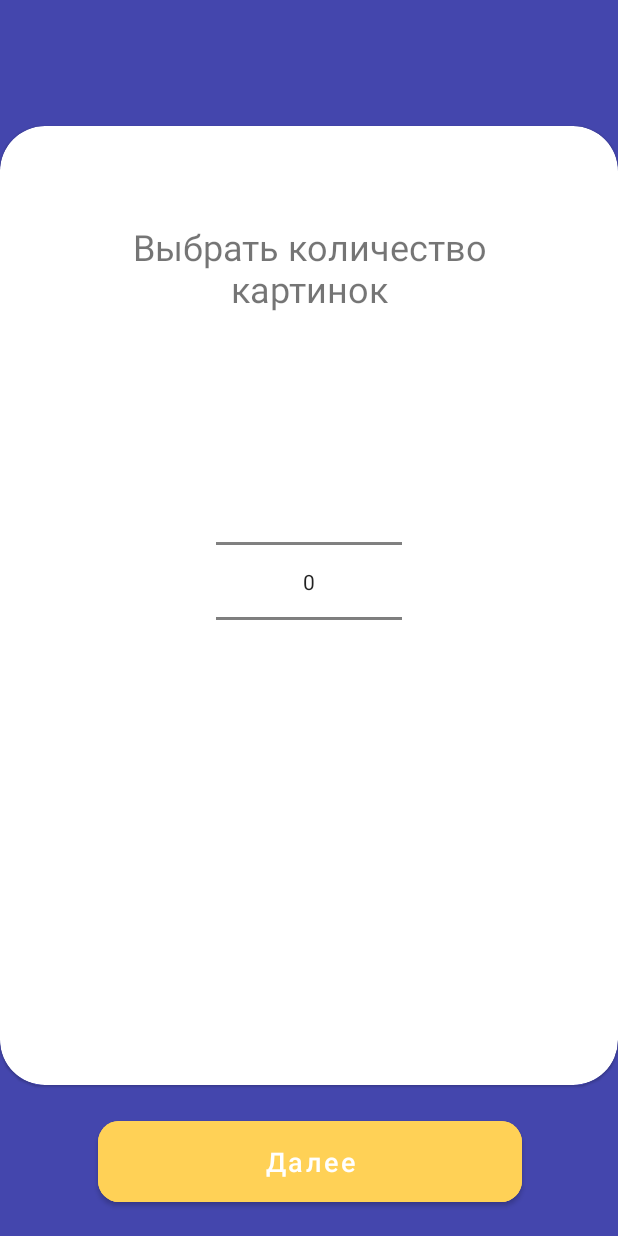
After one commit to RenHeyzer/IntellectMemory, an Android app: the layout fragment_picture_play_amount.xml on its own in the app's theme, with its tools: preview values and no code run, on a phone screen of 412 x 824 dp. The commit adds this screen. Run offline under Robolectric (Android 15) with nearby library versions, the phone set to English and light mode, and no system bars.

Commit message:
updated layout

```diff
--- /dev/null
+++ b/app/src/main/res/drawable/ic_baseline_arrow_back_24.xml
@@ -0,0 +1,5 @@
+<vector android:autoMirrored="true" android:height="24dp"
+    android:tint="#1F1F1F" android:viewportHeight="24"
+    android:viewportWidth="24" android:width="24dp" xmlns:android="http://schemas.android.com/apk/res/android">
+    <path android:fillColor="@android:color/white" android:pathData="M20,11H7.83l5.59,-5.59L12,4l-8,8 8,8 1.41,-1.41L7.83,13H20v-2z"/>
+</vector>
--- /dev/null
+++ b/app/src/main/res/layout/fragment_picture_play_amount.xml
@@ -0,0 +1,159 @@
+<?xml version="1.0" encoding="utf-8"?>
+<androidx.constraintlayout.widget.ConstraintLayout xmlns:android="http://schemas.android.com/apk/res/android"
+    xmlns:app="http://schemas.android.com/apk/res-auto"
+    xmlns:tools="http://schemas.android.com/tools"
+    android:layout_width="match_parent"
+    android:layout_height="match_parent"
+    android:background="@color/blue_dark"
+    tools:context=".presentation.ui.fragments.picture.game.PicturePlayAmount">
+
+    <androidx.constraintlayout.widget.Guideline
+        android:id="@+id/horizontal_guid_top"
+        android:layout_width="0dp"
+        android:layout_height="0dp"
+        android:orientation="horizontal"
+        app:layout_constraintGuide_percent="0.09" />
+
+    <androidx.constraintlayout.widget.Guideline
+        android:id="@+id/horizontal_guid_bottom"
+        android:layout_width="0dp"
+        android:layout_height="0dp"
+        android:orientation="horizontal"
+        app:layout_constraintGuide_percent="0.89" />
+
+    <com.google.android.material.card.MaterialCardView
+        android:layout_width="0dp"
+        android:layout_height="0dp"
+        android:layout_marginTop="10dp"
+        android:layout_marginBottom="10dp"
+        app:cardCornerRadius="30dp"
+        app:layout_constraintBottom_toTopOf="@id/horizontal_guid_bottom"
+        app:layout_constraintLeft_toLeftOf="parent"
+        app:layout_constraintRight_toRightOf="parent"
+        app:layout_constraintTop_toBottomOf="@id/horizontal_guid_top">
+
+
+        <androidx.constraintlayout.widget.ConstraintLayout
+            android:layout_width="match_parent"
+            android:layout_height="match_parent">
+
+            <androidx.constraintlayout.widget.Guideline
+                android:id="@+id/guideLine_horizontal_top_header"
+                android:layout_width="wrap_content"
+                android:layout_height="wrap_content"
+                android:orientation="horizontal"
+                app:layout_constraintGuide_percent="0.10" />
+
+            <androidx.constraintlayout.widget.Guideline
+                android:id="@+id/guideLine_top_picker"
+                android:layout_width="wrap_content"
+                android:layout_height="wrap_content"
+                android:orientation="horizontal"
+                app:layout_constraintGuide_percent="0.35" />
+
+
+            <androidx.constraintlayout.widget.Guideline
+                android:id="@+id/guideline_left_vertical"
+                android:layout_width="wrap_content"
+                android:layout_height="wrap_content"
+                android:orientation="vertical"
+                app:layout_constraintGuide_percent="0.10" />
+
+            <androidx.constraintlayout.widget.Guideline
+                android:id="@+id/guideline_right_vertical"
+                android:layout_width="wrap_content"
+                android:layout_height="wrap_content"
+                android:orientation="vertical"
+                app:layout_constraintGuide_percent="0.90" />
+
+            <androidx.constraintlayout.widget.Guideline
+                android:id="@+id/guideline_bottom_picker"
+                android:layout_width="wrap_content"
+                android:layout_height="wrap_content"
+                android:orientation="horizontal"
+                app:layout_constraintGuide_percent="0.6" />
+
+
+            <androidx.constraintlayout.widget.Guideline
+                android:id="@+id/guideline_left_picker"
+                android:layout_width="wrap_content"
+                android:layout_height="wrap_content"
+                android:orientation="vertical"
+                app:layout_constraintGuide_percent="0.35" />
+
+            <androidx.constraintlayout.widget.Guideline
+                android:id="@+id/guideline_right_picker"
+                android:layout_width="wrap_content"
+                android:layout_height="wrap_content"
+                android:orientation="vertical"
+                app:layout_constraintGuide_percent="0.65" />
+
+            <TextView
+                android:layout_width="0dp"
+                android:layout_height="wrap_content"
+                android:text="@string/picture_play_amount_text"
+                android:textAlignment="center"
+                android:textSize="24sp"
+                app:layout_constraintEnd_toEndOf="@id/guideline_right_vertical"
+                app:layout_constraintStart_toStartOf="@id/guideline_left_vertical"
+                app:layout_constraintTop_toTopOf="@id/guideLine_horizontal_top_header" />
+
+            <NumberPicker
+                android:id="@+id/picture_amount_picker"
+                android:layout_width="0dp"
+                android:layout_height="0dp"
+                app:layout_constraintBottom_toBottomOf="@id/guideline_bottom_picker"
+                app:layout_constraintEnd_toEndOf="@id/guideline_right_picker"
+                app:layout_constraintStart_toStartOf="@id/guideline_left_picker"
+                app:layout_constraintTop_toTopOf="@id/guideLine_top_picker" />
+
+        </androidx.constraintlayout.widget.ConstraintLayout>
+
+    </com.google.android.material.card.MaterialCardView>
+
+    <androidx.constraintlayout.widget.Guideline
+        android:id="@+id/guideline_bottom_button"
+        android:layout_width="wrap_content"
+        android:layout_height="wrap_content"
+        android:orientation="horizontal"
+        app:layout_constraintGuide_percent="0.98" />
+
+    <androidx.constraintlayout.widget.Guideline
+        android:id="@+id/guideline_left_button"
+        android:layout_width="wrap_content"
+        android:layout_height="wrap_content"
+        android:orientation="vertical"
+        app:layout_constraintGuide_percent="0.15815085" />
+
+    <androidx.constraintlayout.widget.Guideline
+        android:id="@+id/guideline_right_button"
+        android:layout_width="wrap_content"
+        android:layout_height="wrap_content"
+        android:orientation="vertical"
+        app:layout_constraintGuide_percent="0.8442822" />
+
+
+    <androidx.constraintlayout.widget.Guideline
+        android:id="@+id/guideline_top_button"
+        android:layout_width="wrap_content"
+        android:layout_height="wrap_content"
+        android:orientation="horizontal"
+        app:layout_constraintGuide_percent="0.9" />
+
+    <com.google.android.material.button.MaterialButton
+        android:id="@+id/btn_next"
+        android:layout_width="0dp"
+        android:layout_height="0dp"
+        android:backgroundTint="#FFD156"
+        android:text="@string/picture_play_text_next"
+        android:textAllCaps="false"
+        android:textSize="18sp"
+        app:cornerRadius="14dp"
+        app:layout_constraintBottom_toBottomOf="@id/guideline_bottom_button"
+        app:layout_constraintEnd_toEndOf="@id/guideline_right_button"
+        app:layout_constraintStart_toStartOf="@id/guideline_left_button"
+        app:layout_constraintTop_toTopOf="@id/guideline_top_button"
+
+        />
+
+</androidx.constraintlayout.widget.ConstraintLayout>
--- a/app/src/main/res/values/themes.xml
+++ b/app/src/main/res/values/themes.xml
@@ -14,4 +14,5 @@
         <!-- Customize your theme here. -->
         <item name="android:windowLightStatusBar" tools:targetApi="o_mr1">true</item>
     </style>
+
 </resources>
```
Also changed, not shown: app/src/main/res/layout/fragment_picture_list.xml (added, +61 -0 lines), app/src/main/res/layout/fragment_picture_play_count_down.xml (added, +10 -0 lines), app/src/main/res/layout/fragment_picture_play_game.xml (added, +136 -0 lines), app/src/main/res/layout/fragment_picture_play_game_answering.xml (added, +134 -0 lines), app/src/main/res/layout/fragment_picture_play_time.xml (added, +146 -0 lines), app/src/main/res/layout/picture_rv_item.xml (added, +41 -0 lines), app/src/main/res/values/strings.xml (+15 -0 lines).
